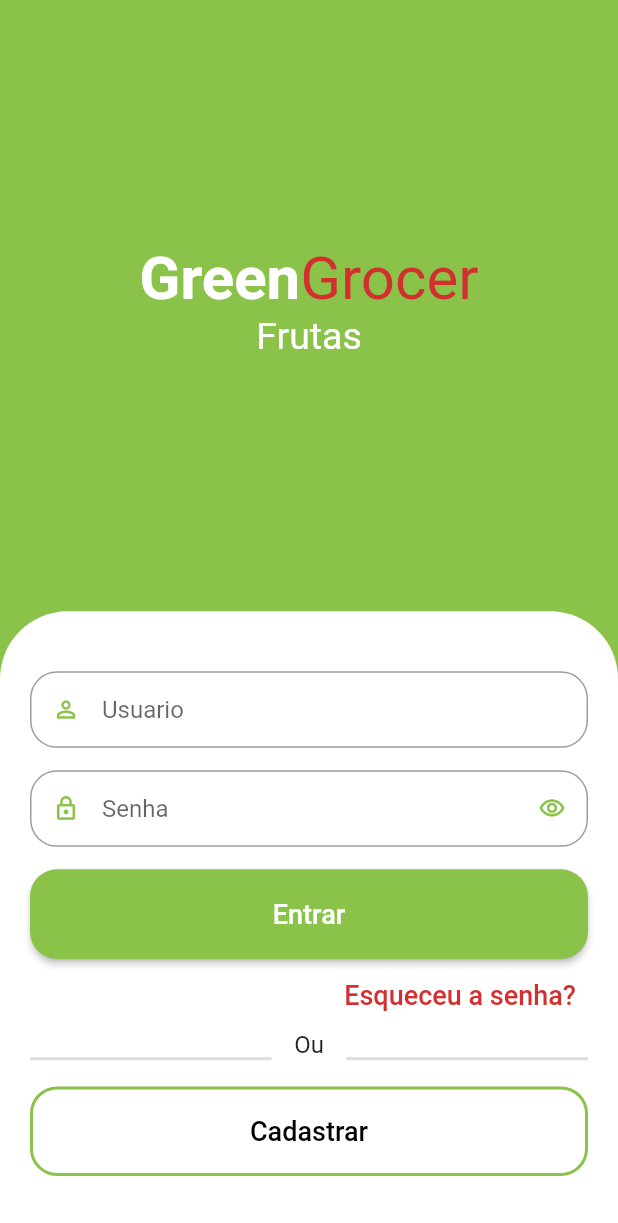
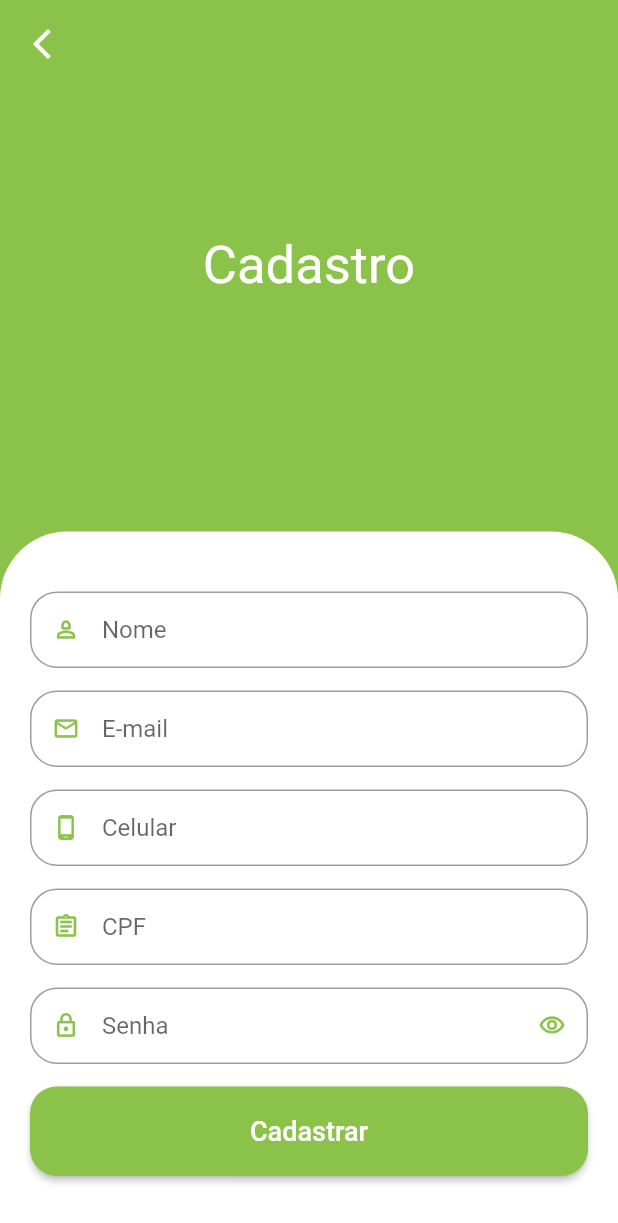
Before and after one commit to Raf-Alcides/greengrocer_mobile, a Flutter app: the screen it shows after launch, after a tap on "Cadastrar", on a phone screen of 412 x 824 dp. Shown: the top 1223 px of the screen. Run offline on Flutter 3.47's test engine with Material 2 defaults, Android fonts, the phone set to English and light mode, and no system bars; drawn by our look-alikes of animated_text_kit; our stand-ins replace flutter_screenutil, mask_text_input_formatter.

Commit message:
Tela de Cadastro

```diff
--- a/lib/app/auth/sing_in_screen.dart
+++ b/lib/app/auth/sign_in_screen.dart
@@ -1,22 +1,21 @@
 import 'package:animated_text_kit/animated_text_kit.dart';
 import 'package:flutter/material.dart';
+import 'package:greengrocer_mobile/app/auth/sign_up_screen.dart';
 import 'package:greengrocer_mobile/app/components/auth/custom_elevated_button.dart';
 import 'package:greengrocer_mobile/app/core/ui/extension/size_screen_extension.dart';
 import 'package:greengrocer_mobile/app/core/ui/extension/theme_extension.dart';
 
 import '../components/auth/custom_text_field.dart';
 
-class SingInScreen extends StatelessWidget {
-  const SingInScreen({super.key});
-
+class SignInScreen extends StatelessWidget {
+  const SignInScreen({super.key});
 
   @override
   Widget build(BuildContext context) {
-
     final size = MediaQuery.of(context).size;
 
     return Scaffold(
-    backgroundColor: context.primaryColor,
+      backgroundColor: context.primaryColor,
       body: SingleChildScrollView(
         child: SizedBox(
           height: size.height,
@@ -26,7 +25,7 @@ class SingInScreen extends StatelessWidget {
                   child: Column(
                 mainAxisAlignment: MainAxisAlignment.center,
                 children: [
-                   Text.rich(
+                  Text.rich(
                     TextSpan(
                       style: const TextStyle(
                         fontSize: 40,
@@ -51,9 +50,7 @@ class SingInScreen extends StatelessWidget {
                   SizedBox(
                     height: 30.h,
                     child: DefaultTextStyle(
-                      style: const TextStyle(
-                        fontSize: 25
-                      ),
+                      style: const TextStyle(fontSize: 25),
                       child: AnimatedTextKit(
                         repeatForever: true,
                         pause: Duration.zero,
@@ -87,7 +84,7 @@ class SingInScreen extends StatelessWidget {
                       icon: Icons.lock_outline,
                       isSecret: true,
                     ),
-                    const CustomElevatedButton(),
+                    const CustomElevatedButton( text: 'Entrar'),
                     Align(
                       alignment: Alignment.centerRight,
                       child: TextButton(
@@ -110,7 +107,8 @@ class SingInScreen extends StatelessWidget {
                           ),
                         ),
                         const Padding(
-                          padding: EdgeInsets.only(bottom: 18, left: 15, right: 15),
+                          padding:
+                              EdgeInsets.only(bottom: 18, left: 15, right: 15),
                           child: Text(
                             'Ou',
                             style: TextStyle(fontSize: 16),
@@ -128,18 +126,20 @@ class SingInScreen extends StatelessWidget {
                       height: 50.h,
                       child: OutlinedButton(
                         style: OutlinedButton.styleFrom(
-                          side:  BorderSide(width: 2, color: context.primaryColor),
+                          side:
+                              BorderSide(width: 2, color: context.primaryColor),
                           shape: RoundedRectangleBorder(
                             borderRadius: BorderRadiusDirectional.circular(18),
                           ),
                         ),
-                        onPressed: () {},
+                        onPressed: () {
+                          Navigator.of(context).push(
+                            MaterialPageRoute(builder: (_) =>  SignUpScreen())
+                          );
+                        },
                         child: const Text(
                           'Cadastrar',
-                          style: TextStyle(
-                            fontSize: 18,
-                            color: Colors.black
-                          ),
+                          style: TextStyle(fontSize: 18, color: Colors.black),
                         ),
                       ),
                     ),
--- /dev/null
+++ b/lib/app/auth/sign_up_screen.dart
@@ -0,0 +1,100 @@
+import 'package:flutter/material.dart';
+import 'package:greengrocer_mobile/app/components/auth/custom_text_field.dart';
+import 'package:greengrocer_mobile/app/core/ui/extension/theme_extension.dart';
+import 'package:mask_text_input_formatter/mask_text_input_formatter.dart';
+
+import '../components/auth/custom_elevated_button.dart';
+
+class SignUpScreen extends StatelessWidget {
+  SignUpScreen({super.key});
+
+  final cpfFormatter = MaskTextInputFormatter(
+    mask: '###.###.###-##',
+    filter: {"#": RegExp(r'[0-9]')},
+  );
+
+  final phoneFormatter = MaskTextInputFormatter(
+    mask: '## # ####-####',
+    filter: {"#": RegExp(r'[0-9]')},
+  );
+
+  @override
+  Widget build(BuildContext context) {
+    final size = MediaQuery.of(context).size;
+
+    return Scaffold(
+      backgroundColor: context.primaryColor,
+      body: SingleChildScrollView(
+        child: SizedBox(
+          height: size.height,
+          child: Stack(
+            children: [
+              Column(
+                children: [
+                  const Expanded(
+                    child: Column(
+                      mainAxisAlignment: MainAxisAlignment.center,
+                      children: [
+                        Text(
+                          'Cadastro',
+                          style: TextStyle(fontSize: 35, color: Colors.white),
+                        )
+                      ],
+                    ),
+                  ),
+                  Container(
+                    padding: const EdgeInsets.symmetric(
+                      horizontal: 20,
+                      vertical: 40,
+                    ),
+                    decoration: const BoxDecoration(
+                      color: Colors.white,
+                      borderRadius:
+                          BorderRadius.vertical(top: Radius.circular(45)),
+                    ),
+                    child: Column(
+                      crossAxisAlignment: CrossAxisAlignment.stretch,
+                      children: [
+                        const CustomTextField(
+                            hintText: 'Nome', icon: Icons.person_2_outlined),
+                        const CustomTextField(
+                            hintText: 'E-mail', icon: Icons.email_outlined),
+                        CustomTextField(
+                          hintText: 'Celular',
+                          icon: Icons.phone_android_outlined,
+                          inputFormatters: [phoneFormatter],
+                        ),
+                        CustomTextField(
+                            hintText: 'CPF',
+                            icon: Icons.assignment_outlined,
+                            inputFormatters: [cpfFormatter]),
+                        const CustomTextField(
+                            hintText: 'Senha',
+                            icon: Icons.lock_outline,
+                            isSecret: true),
+                        const CustomElevatedButton(text: 'Cadastrar'),
+                      ],
+                    ),
+                  )
+                ],
+              ),
+              Positioned(
+                left: 10,
+                top: 5,
+                child: SafeArea(
+                  child: IconButton(
+                    onPressed: () {
+                      Navigator.of(context).pop();
+                    },
+                    icon: const Icon(Icons.arrow_back_ios),
+                    color: Colors.white,
+                  ),
+                ),
+              )
+            ],
+          ),
+        ),
+      ),
+    );
+  }
+}
--- a/lib/app/components/auth/custom_elevated_button.dart
+++ b/lib/app/components/auth/custom_elevated_button.dart
@@ -2,7 +2,10 @@ import 'package:flutter/material.dart';
 import 'package:greengrocer_mobile/app/core/ui/extension/size_screen_extension.dart';
 
 class CustomElevatedButton extends StatelessWidget {
-  const CustomElevatedButton({super.key});
+
+final String text;
+
+  const CustomElevatedButton({super.key, required this.text});
 
   @override
   Widget build(BuildContext context) {
@@ -15,9 +18,9 @@ class CustomElevatedButton extends StatelessWidget {
           ),
         ),
         onPressed: () {},
-        child: const Text(
-          'Entrar',
-          style: TextStyle(fontSize: 18),
+        child: Text(
+          text,
+          style: const TextStyle(fontSize: 18),
         ),
       ),
     );
--- a/lib/app/components/auth/custom_text_field.dart
+++ b/lib/app/components/auth/custom_text_field.dart
@@ -1,16 +1,18 @@
 import 'package:flutter/material.dart';
+import 'package:flutter/services.dart';
 
 class CustomTextField extends StatefulWidget {
   final IconData icon;
   final String hintText;
   final bool isSecret;
+  final List<TextInputFormatter>? inputFormatters;
 
-
-   const CustomTextField({
+  const CustomTextField({
     Key? key,
     required this.icon,
     required this.hintText,
     this.isSecret = false,
+    this.inputFormatters,
   }) : super(key: key);
 
   @override
@@ -18,12 +20,10 @@ class CustomTextField extends StatefulWidget {
 }
 
 class _CustomTextFieldState extends State<CustomTextField> {
-
   bool isObscure = false;
 
   @override
   void initState() {
-
     super.initState();
     isObscure = widget.isSecret;
   }
@@ -33,6 +33,7 @@ class _CustomTextFieldState extends State<CustomTextField> {
     return Padding(
       padding: const EdgeInsets.only(bottom: 15),
       child: TextFormField(
+        inputFormatters: widget.inputFormatters,
         obscureText: isObscure,
         decoration: InputDecoration(
           prefixIcon: Icon(widget.icon),
@@ -43,7 +44,9 @@ class _CustomTextFieldState extends State<CustomTextField> {
                       isObscure = !isObscure;
                     });
                   },
-                  icon:  Icon(isObscure ? Icons.visibility_outlined : Icons.visibility_off_outlined ),
+                  icon: Icon(isObscure
+                      ? Icons.visibility_outlined
+                      : Icons.visibility_off_outlined),
                 )
               : null,
           hintText: widget.hintText,
--- a/lib/main.dart
+++ b/lib/main.dart
@@ -1,6 +1,6 @@
 import 'package:flutter/material.dart';
 import 'package:flutter_screenutil/flutter_screenutil.dart';
-import 'package:greengrocer_mobile/app/auth/sing_in_screen.dart';
+import 'package:greengrocer_mobile/app/auth/sign_in_screen.dart';
 import 'package:greengrocer_mobile/app/core/ui/ui_config.dart';
 void main() {
   runApp(const MyApp());
@@ -15,7 +15,7 @@ class MyApp extends StatelessWidget {
         title: UiConfig.title,
         theme: UiConfig.theme,
         debugShowCheckedModeBanner:  false,
-        home: const SingInScreen()
+        home: const SignInScreen()
       ),
     );
   }
--- a/pubspec.yaml
+++ b/pubspec.yaml
@@ -37,6 +37,7 @@ dependencies:
   cupertino_icons: ^1.0.2
   flutter_screenutil: ^5.8.4
   animated_text_kit: ^4.2.2
+  mask_text_input_formatter: ^2.5.0
 
 dev_dependencies:
   flutter_test:
```
Also changed, not shown: pubspec.lock.
